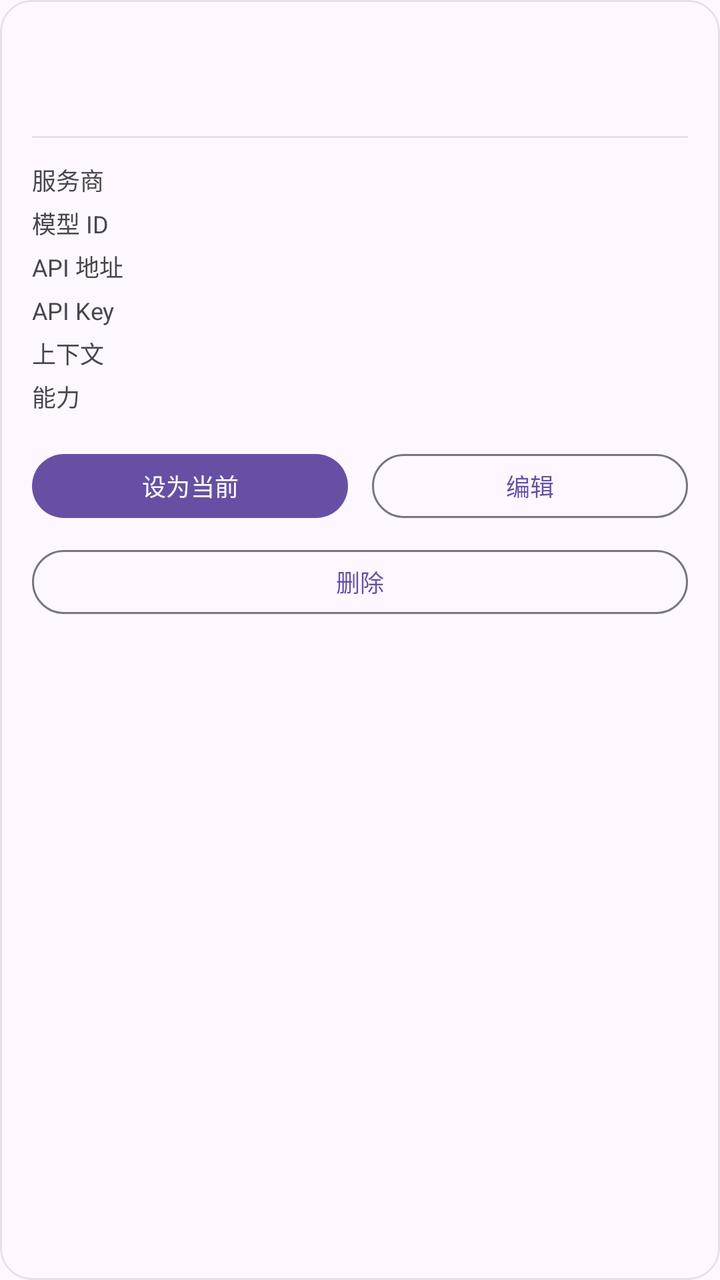
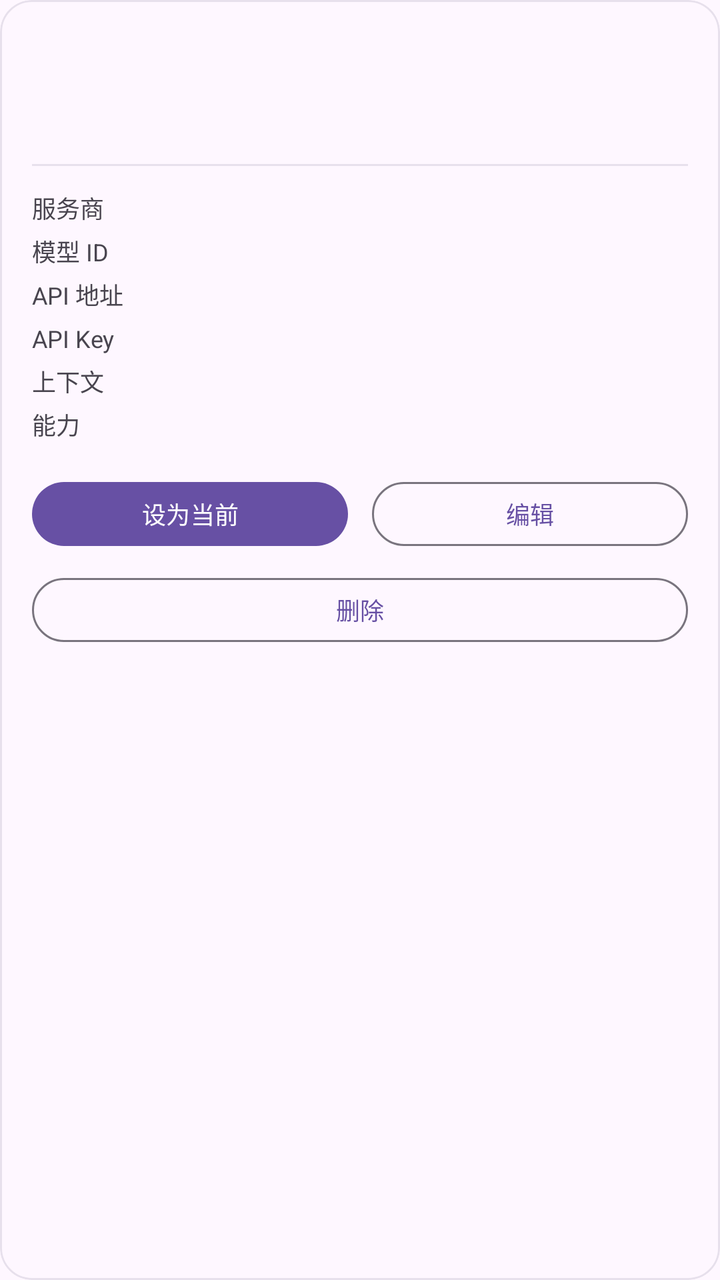

An Android layout rendered at two revisions. The XML below is the earlier revision; the diff shows what the commit changed to produce the second picture.
<!-- AndroidManifest.xml: application theme Theme.CodeTool.Starting -->
<!-- res/layout/item_ai_model.xml -->
<?xml version="1.0" encoding="utf-8"?>
<com.google.android.material.card.MaterialCardView
    xmlns:android="http://schemas.android.com/apk/res/android"
    xmlns:app="http://schemas.android.com/apk/res-auto"
    android:layout_width="match_parent"
    android:layout_height="wrap_content"
    android:layout_marginBottom="12dp"
    app:cardCornerRadius="16dp"
    app:cardElevation="0dp"
    app:strokeWidth="1dp"
    app:strokeColor="?attr/colorSurfaceVariant">

    <LinearLayout
        android:layout_width="match_parent"
        android:layout_height="wrap_content"
        android:orientation="vertical"
        android:padding="16dp">

        
        <LinearLayout
            android:layout_width="match_parent"
            android:layout_height="wrap_content"
            android:orientation="horizontal"
            android:gravity="center_vertical">

            <com.google.android.material.textview.MaterialTextView
                android:id="@+id/modelName"
                android:layout_width="0dp"
                android:layout_height="wrap_content"
                android:layout_weight="1"
                android:singleLine="true"
                android:ellipsize="end"
                android:textSize="16sp"
                android:textStyle="bold"
                android:textColor="?attr/colorOnSurface" />

            <com.google.android.material.textview.MaterialTextView
                android:id="@+id/modelTarget"
                android:layout_width="wrap_content"
                android:layout_height="wrap_content"
                android:layout_marginStart="8dp"
                android:paddingStart="8dp"
                android:paddingEnd="8dp"
                android:paddingTop="3dp"
                android:paddingBottom="3dp"
                android:textSize="11sp"
                android:textStyle="bold"
                android:visibility="gone" />

            <com.google.android.material.textview.MaterialTextView
                android:id="@+id/modelBadge"
                android:layout_width="wrap_content"
                android:layout_height="wrap_content"
                android:layout_marginStart="8dp"
                android:paddingStart="8dp"
                android:paddingEnd="8dp"
                android:paddingTop="3dp"
                android:paddingBottom="3dp"
                android:textSize="11sp"
                android:visibility="gone" />
        </LinearLayout>

        
        <com.google.android.material.textview.MaterialTextView
            android:id="@+id/modelMeta"
            android:layout_width="match_parent"
            android:layout_height="wrap_content"
            android:layout_marginTop="2dp"
            android:textSize="12sp"
            android:textColor="?attr/colorOnSurfaceVariant" />

        <View
            android:layout_width="match_parent"
            android:layout_height="1dp"
            android:layout_marginTop="12dp"
            android:background="?attr/colorSurfaceVariant" />

        
        <LinearLayout
            android:layout_width="match_parent"
            android:layout_height="wrap_content"
            android:layout_marginTop="12dp"
            android:orientation="vertical">

            <LinearLayout android:layout_width="match_parent" android:layout_height="wrap_content"
                android:orientation="horizontal" android:layout_marginBottom="4dp">
                <com.google.android.material.textview.MaterialTextView
                    android:layout_width="72dp" android:layout_height="wrap_content"
                    android:text="服务商" android:textSize="12sp"
                    android:textColor="?attr/colorOnSurfaceVariant" />
                <com.google.android.material.textview.MaterialTextView
                    android:id="@+id/modelProvider" android:layout_width="0dp"
                    android:layout_height="wrap_content" android:layout_weight="1"
                    android:singleLine="true" android:ellipsize="end"
                    android:textSize="13sp" android:textColor="?attr/colorOnSurface" />
            </LinearLayout>

            <LinearLayout android:layout_width="match_parent" android:layout_height="wrap_content"
                android:orientation="horizontal" android:layout_marginBottom="4dp">
                <com.google.android.material.textview.MaterialTextView
                    android:layout_width="72dp" android:layout_height="wrap_content"
                    android:text="模型 ID" android:textSize="12sp"
                    android:textColor="?attr/colorOnSurfaceVariant" />
                <com.google.android.material.textview.MaterialTextView
                    android:id="@+id/modelId" android:layout_width="0dp"
                    android:layout_height="wrap_content" android:layout_weight="1"
                    android:singleLine="true" android:ellipsize="end"
                    android:textSize="13sp" android:fontFamily="monospace"
                    android:textColor="?attr/colorOnSurface" />
            </LinearLayout>

            <LinearLayout android:layout_width="match_parent" android:layout_height="wrap_content"
                android:orientation="horizontal" android:layout_marginBottom="4dp">
                <com.google.android.material.textview.MaterialTextView
                    android:layout_width="72dp" android:layout_height="wrap_content"
                    android:text="API 地址" android:textSize="12sp"
                    android:textColor="?attr/colorOnSurfaceVariant" />
                <com.google.android.material.textview.MaterialTextView
                    android:id="@+id/modelBaseUrl" android:layout_width="0dp"
                    android:layout_height="wrap_content" android:layout_weight="1"
                    android:singleLine="true" android:ellipsize="end"
                    android:textSize="13sp" android:fontFamily="monospace"
                    android:textColor="?attr/colorOnSurface" />
            </LinearLayout>

            <LinearLayout android:layout_width="match_parent" android:layout_height="wrap_content"
                android:orientation="horizontal" android:layout_marginBottom="4dp">
                <com.google.android.material.textview.MaterialTextView
                    android:layout_width="72dp" android:layout_height="wrap_content"
                    android:text="API Key" android:textSize="12sp"
                    android:textColor="?attr/colorOnSurfaceVariant" />
                <com.google.android.material.textview.MaterialTextView
                    android:id="@+id/modelKey" android:layout_width="0dp"
                    android:layout_height="wrap_content" android:layout_weight="1"
                    android:singleLine="true" android:ellipsize="end"
                    android:textSize="13sp" android:fontFamily="monospace"
                    android:textColor="?attr/colorOnSurface" />
            </LinearLayout>

            <LinearLayout android:layout_width="match_parent" android:layout_height="wrap_content"
                android:orientation="horizontal" android:layout_marginBottom="4dp">
                <com.google.android.material.textview.MaterialTextView
                    android:layout_width="72dp" android:layout_height="wrap_content"
                    android:text="上下文" android:textSize="12sp"
                    android:textColor="?attr/colorOnSurfaceVariant" />
                <com.google.android.material.textview.MaterialTextView
                    android:id="@+id/modelContext" android:layout_width="0dp"
                    android:layout_height="wrap_content" android:layout_weight="1"
                    android:singleLine="true" android:ellipsize="end"
                    android:textSize="13sp" android:textColor="?attr/colorOnSurface" />
            </LinearLayout>

            <LinearLayout android:layout_width="match_parent" android:layout_height="wrap_content"
                android:orientation="horizontal">
                <com.google.android.material.textview.MaterialTextView
                    android:layout_width="72dp" android:layout_height="wrap_content"
                    android:text="能力" android:textSize="12sp"
                    android:textColor="?attr/colorOnSurfaceVariant" />
                <com.google.android.material.textview.MaterialTextView
                    android:id="@+id/modelCaps" android:layout_width="0dp"
                    android:layout_height="wrap_content" android:layout_weight="1"
                    android:singleLine="true" android:ellipsize="end"
                    android:textSize="13sp" android:textColor="?attr/colorOnSurface" />
            </LinearLayout>
        </LinearLayout>

        
        <LinearLayout
            android:layout_width="match_parent"
            android:layout_height="wrap_content"
            android:orientation="horizontal"
            android:layout_marginTop="16dp">

            <com.google.android.material.button.MaterialButton
                android:id="@+id/btnModelCurrent"
                android:layout_width="0dp"
                android:layout_height="wrap_content"
                android:layout_weight="1"
                android:minHeight="40dp"
                android:maxLines="1"
                android:singleLine="true"
                android:textSize="12sp"
                android:paddingStart="4dp"
                android:paddingEnd="4dp"
                android:text="设为当前" />

            <com.google.android.material.button.MaterialButton
                android:id="@+id/btnModelEdit"
                style="?attr/materialButtonOutlinedStyle"
                android:layout_width="0dp"
                android:layout_height="wrap_content"
                android:layout_weight="1"
                android:layout_marginStart="12dp"
                android:minHeight="40dp"
                android:maxLines="1"
                android:singleLine="true"
                android:textSize="12sp"
                android:paddingStart="4dp"
                android:paddingEnd="4dp"
                android:text="编辑" />
        </LinearLayout>

        
        <com.google.android.material.button.MaterialButton
            android:id="@+id/btnModelDelete"
            style="?attr/materialButtonOutlinedStyle"
            android:layout_width="match_parent"
            android:layout_height="wrap_content"
            android:layout_marginTop="8dp"
            android:minHeight="40dp"
            android:maxLines="1"
            android:singleLine="true"
            android:textSize="12sp"
            android:text="删除" />

    </LinearLayout>
</com.google.android.material.card.MaterialCardView>
<!-- resources referenced by this layout -->
<resources>
  <style name="Theme.CodeTool.Starting" parent="Theme.Material3.DayNight.NoActionBar">
          <item name="android:windowBackground">?android:colorBackground</item>
          <item name="android:statusBarColor" tools:targetApi="l">?android:colorBackground</item>
      </style>
</resources>

<!-- the commit's change to res/layout/item_ai_model.xml (unified diff, before → after) -->
@@ -35,10 +35,30 @@
                 android:textColor="?attr/colorOnSurface" />
 
             <com.google.android.material.textview.MaterialTextView
+                android:id="@+id/modelBadge"
+                android:layout_width="wrap_content"
+                android:layout_height="wrap_content"
+                android:layout_marginStart="8dp"
+                android:paddingStart="8dp"
+                android:paddingEnd="8dp"
+                android:paddingTop="3dp"
+                android:paddingBottom="3dp"
+                android:textSize="11sp"
+                android:visibility="gone" />
+        </LinearLayout>
+
+        
+        <LinearLayout
+            android:layout_width="match_parent"
+            android:layout_height="wrap_content"
+            android:orientation="horizontal"
+            android:gravity="center_vertical"
+            android:layout_marginTop="8dp">
+
+            <com.google.android.material.textview.MaterialTextView
                 android:id="@+id/modelTarget"
                 android:layout_width="wrap_content"
                 android:layout_height="wrap_content"
-                android:layout_marginStart="8dp"
                 android:paddingStart="8dp"
                 android:paddingEnd="8dp"
                 android:paddingTop="3dp"
@@ -48,15 +68,16 @@
                 android:visibility="gone" />
 
             <com.google.android.material.textview.MaterialTextView
-                android:id="@+id/modelBadge"
+                android:id="@+id/modelTarget2"
                 android:layout_width="wrap_content"
                 android:layout_height="wrap_content"
-                android:layout_marginStart="8dp"
+                android:layout_marginStart="6dp"
                 android:paddingStart="8dp"
                 android:paddingEnd="8dp"
                 android:paddingTop="3dp"
                 android:paddingBottom="3dp"
                 android:textSize="11sp"
+                android:textStyle="bold"
                 android:visibility="gone" />
         </LinearLayout>
 
@@ -65,7 +86,7 @@
             android:id="@+id/modelMeta"
             android:layout_width="match_parent"
             android:layout_height="wrap_content"
-            android:layout_marginTop="2dp"
+            android:layout_marginTop="8dp"
             android:textSize="12sp"
             android:textColor="?attr/colorOnSurfaceVariant" />
 
